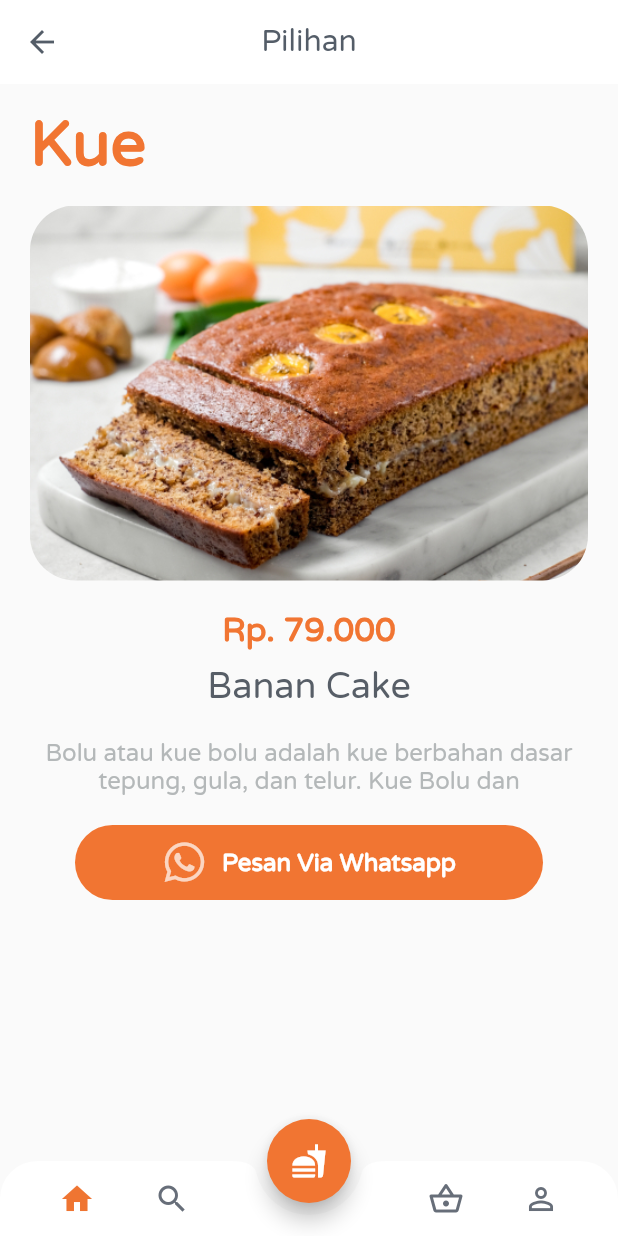
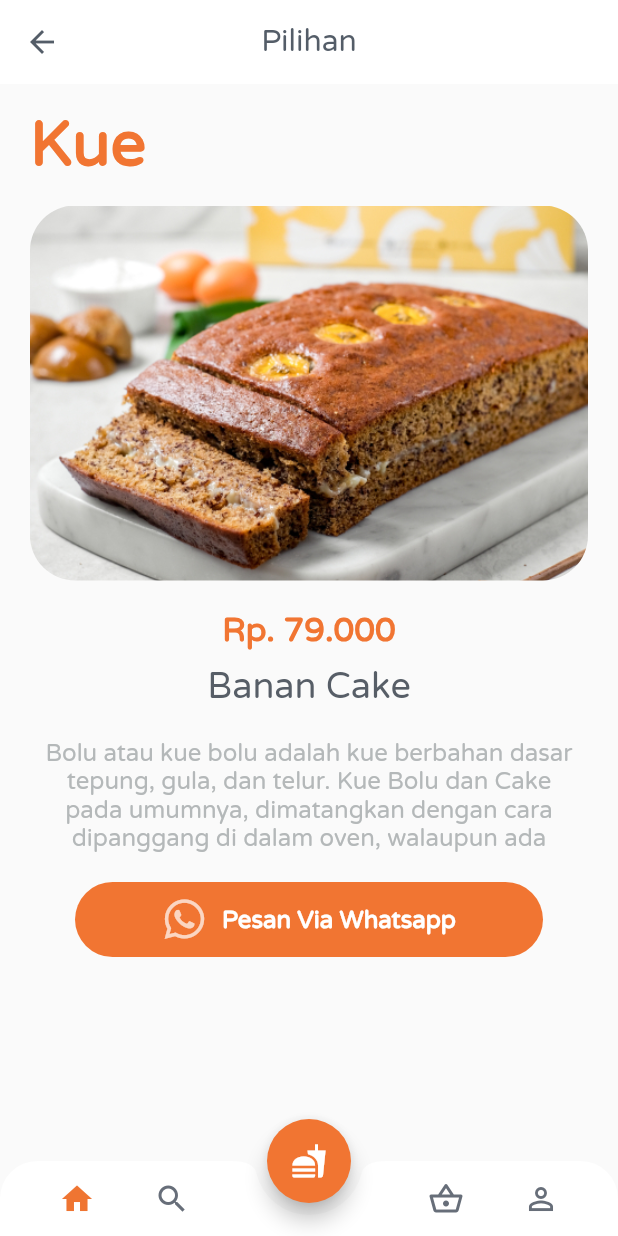
Before and after one commit to rachmadyassera/flutter_cake_shop_ui, a Flutter app: the screen it shows after launch, after a tap on an icon or button, on a phone screen of 412 x 824 dp. Run offline on Flutter 3.47's test engine with Material 2 defaults, Android fonts, the phone set to English and light mode, and no system bars; our stand-ins replace font_awesome_flutter.

Commit message:
menambahkan keterangan pada detail_cakery

```diff
--- a/lib/screen/cakery_detail.dart
+++ b/lib/screen/cakery_detail.dart
@@ -106,7 +106,7 @@ class CakeryDetail extends StatelessWidget {
             child: SizedBox(
               width: MediaQuery.of(context).size.width - 50,
               child: const Text(
-                'Bolu atau kue bolu adalah kue berbahan dasar tepung, gula, dan telur. Kue Bolu dan',
+                'Bolu atau kue bolu adalah kue berbahan dasar tepung, gula, dan telur. Kue Bolu dan Cake pada umumnya, dimatangkan dengan cara dipanggang di dalam oven, walaupun ada ',
                 maxLines: 4,
                 textAlign: TextAlign.center,
                 style: TextStyle(
```
